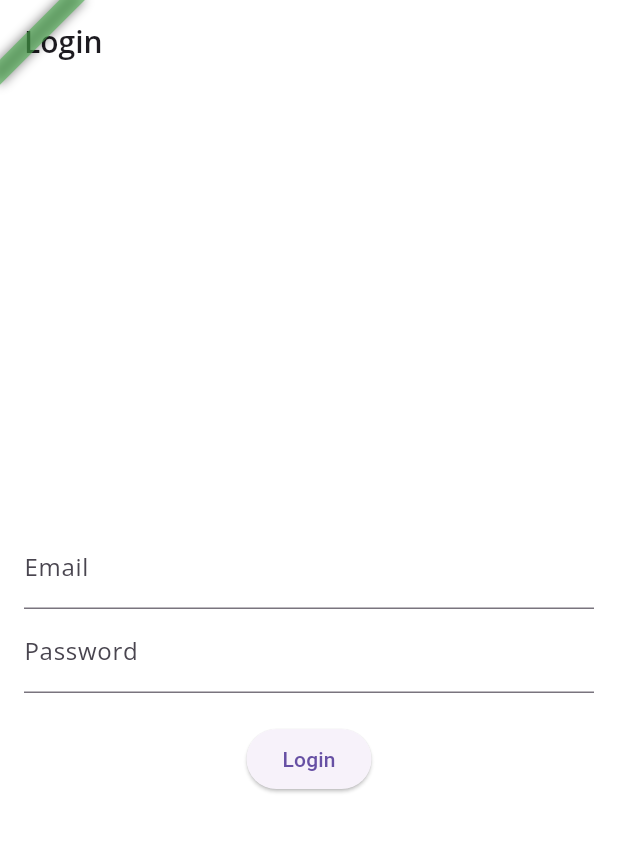
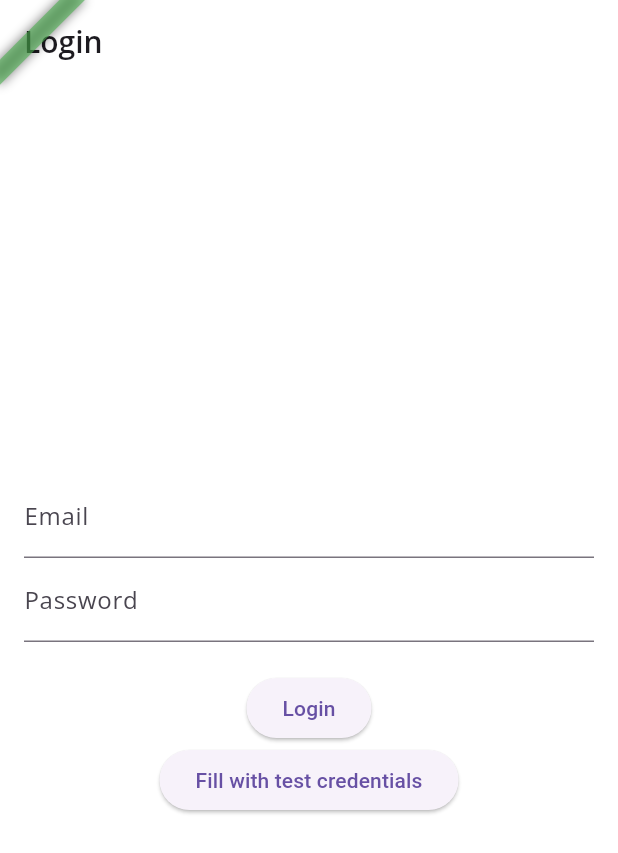
Before and after one commit to majharul-islam181/QTecy, a Flutter app: the screen it shows after launch, on a phone screen of 412 x 824 dp. Shown: the top 853 px of the screen. Run offline on Flutter 3.47's test engine with Material 3 defaults, Android fonts, the phone set to English and light mode, and no system bars; our stand-ins replace dartz, dio, easy_localization, equatable, flutter_bloc, get_it and 4 more; accounts and stored records are empty; Roboto replaces fonts that are missing (Muli).

Commit message:
Update language and add test credentials

```diff
--- a/assets/language/bn.json
+++ b/assets/language/bn.json
@@ -17,7 +17,7 @@
     "currently_disabled": "বর্তমানে নিষ্ক্রিয়",
     "language": "ভাষা",
     "yes": "হ্যাঁ",
-    "manage_notifications": "নোটিফিকেশন সেটিংস পরিচালনা করুন",
+    "Fill with test credentials": "টেস্ট ক্রেডেনশিয়াল দিয়ে চেষ্টা করুন",
     "no": "না",
     "sign_out": "আপনার অ্যাকাউন্ট থেকে সাইন আউট করুন",
     "change_theme": "থিম পরিবর্তন করুন",
--- a/assets/language/en.json
+++ b/assets/language/en.json
@@ -16,7 +16,7 @@
     "currently_disabled": "Currently disabled",
     "language": "Language",
     "yes": "yes",
-    "manage_notifications": "Manage notification settings",
+    "Fill with test credentials": "Fill with test credentials",
     "no": "না",
     "sign_out": "Sign out of your account",
     "change_theme": "Change Theme",
--- a/lib/feature/auth/presentation/pages/login_page.dart
+++ b/lib/feature/auth/presentation/pages/login_page.dart
@@ -4,6 +4,7 @@ import 'package:flutter_bloc/flutter_bloc.dart';
 import 'package:go_router/go_router.dart';
 import '../cubit/login_cubit.dart';
 import '../cubit/login_state.dart';
+
 
 class LoginPage extends StatelessWidget {
   final TextEditingController emailController = TextEditingController();
@@ -14,12 +15,12 @@ class LoginPage extends StatelessWidget {
   @override
   Widget build(BuildContext context) {
     return Scaffold(
-      appBar: AppBar(title:  Text("login".tr())),
+      appBar: AppBar(title: Text("login".tr())),
       body: BlocListener<LoginCubit, LoginState>(
         listener: (context, state) {
           if (state is LoginSuccess) {
-            ScaffoldMessenger.of(context).showSnackBar(
-                 SnackBar(content: Text("login_sc!".tr())));
+            ScaffoldMessenger.of(context)
+                .showSnackBar(SnackBar(content: Text("login_sc".tr())));
             context.go('/home');
           } else if (state is LoginError) {
             ScaffoldMessenger.of(context)
@@ -32,14 +33,18 @@ class LoginPage extends StatelessWidget {
             mainAxisAlignment: MainAxisAlignment.center,
             crossAxisAlignment: CrossAxisAlignment.center,
             children: [
+              // Email field
               TextField(
                   controller: emailController,
                   decoration: InputDecoration(labelText: "email".tr())),
+              // Password field
               TextField(
                   controller: passwordController,
                   decoration: InputDecoration(labelText: "password".tr()),
                   obscureText: true),
               const SizedBox(height: 20),
+
+              // Login button
               BlocBuilder<LoginCubit, LoginState>(
                 builder: (context, state) {
                   return ElevatedButton(
@@ -51,10 +56,19 @@ class LoginPage extends StatelessWidget {
                           },
                     child: state is LoginLoading
                         ? const CircularProgressIndicator()
-                        : const Text("Login"),
+                        : Text("login".tr()),
                   );
                 },
               ),
+
+              ElevatedButton(
+                onPressed: () {
+                  emailController.text = 'admin@gmail.com';
+                  passwordController.text = '123456';
+                },
+                child: Text("Fill with test credentials".tr()),
+              ),
+              const SizedBox(height: 20),
             ],
           ),
         ),
```
